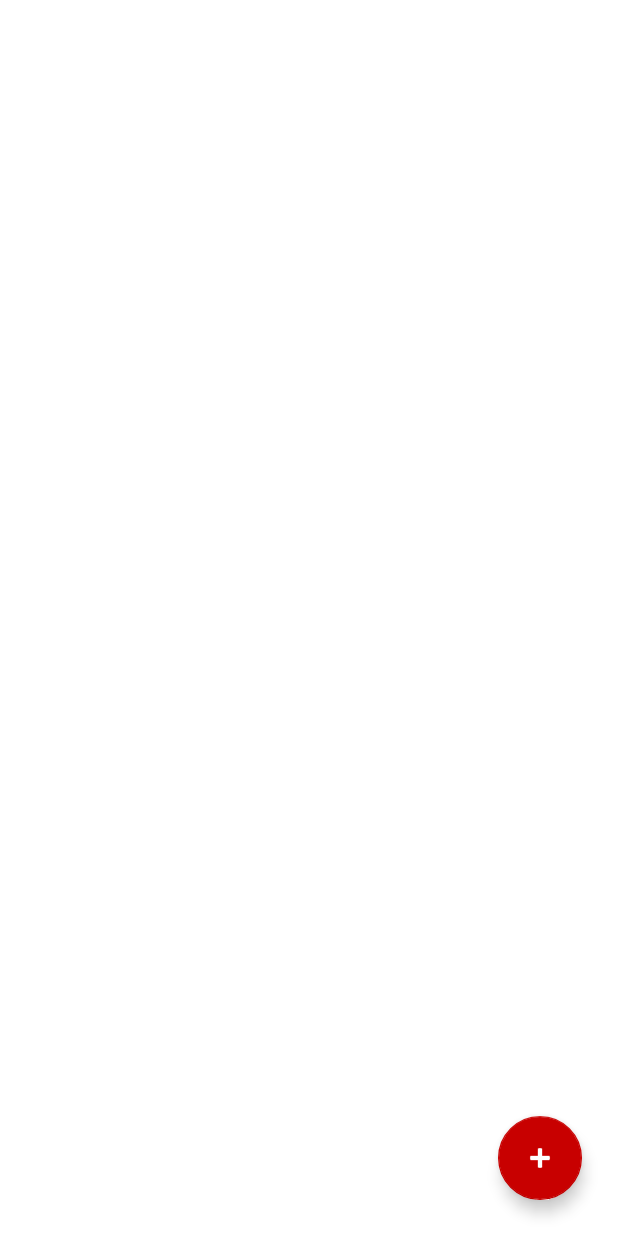
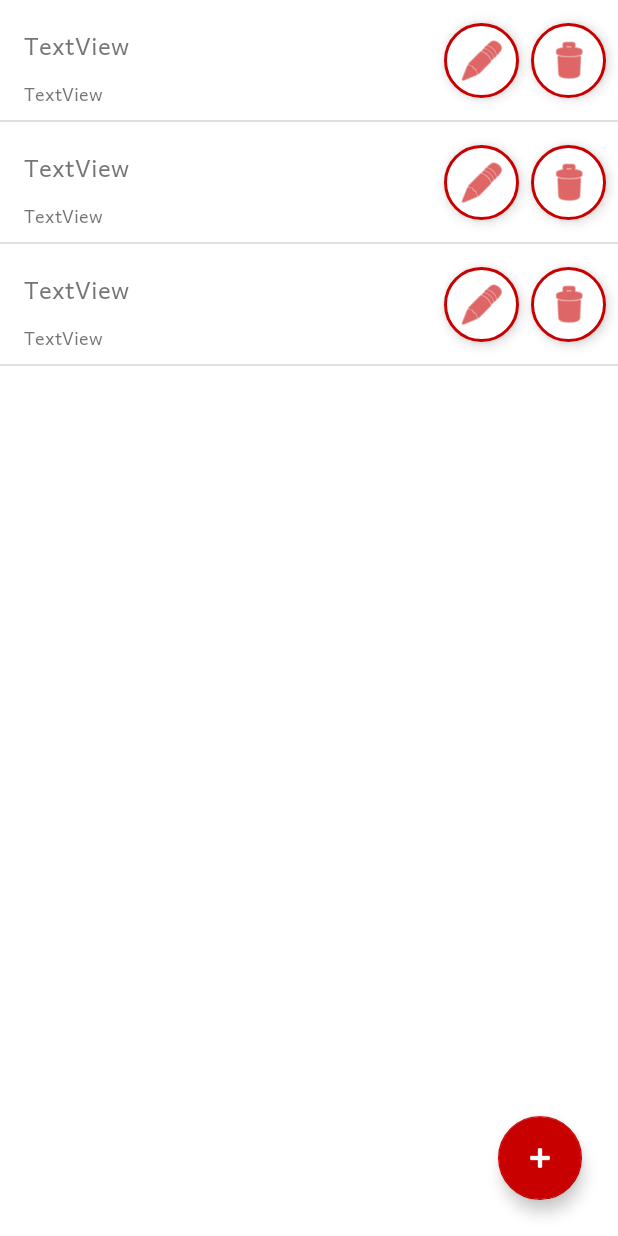
Before and after one commit to ebaumj/lewind, an Android app: the layout activity_edit.xml on its own in the app's theme, with its tools: preview values and no code run, on a phone screen of 412 x 824 dp. Run offline under Robolectric (Android 15) with nearby library versions, the phone set to English and light mode, and no system bars.

Commit message:
back button works now

```diff
--- a/app/src/main/java/com/baumannsw/lewind/EditActivity.java
+++ b/app/src/main/java/com/baumannsw/lewind/EditActivity.java
@@ -46,7 +46,11 @@ public class EditActivity extends AppCompatActivity implements EditListAdapter.E
             Intent intent = new Intent(getApplicationContext(), StationFindActivity.class);
             startActivity(intent);
         });
+    }
 
+    @Override
+    protected void onResume() {
+        super.onResume();
         // Database
         new Thread(() -> {
             stationsDatabase = Room.databaseBuilder(getApplicationContext(), StationsDatabase.class, "WindStationsDatabase").allowMainThreadQueries().build().stationsDao();
--- a/app/src/main/java/com/baumannsw/lewind/StationActivity.java
+++ b/app/src/main/java/com/baumannsw/lewind/StationActivity.java
@@ -74,7 +74,7 @@ public class StationActivity extends AppCompatActivity implements StationDownloa
     private void loadData() {
         if(id > 0) {
             waitDialog.show();
-            new StationDownloader(this, id).execute();
+            new StationDownloader(this, id, getResources().getInteger(R.integer.timeout_http_connection_ms)).execute();
         }
         else
             Toast.makeText(getApplicationContext(), getResources().getString(R.string.invalid_id), Toast.LENGTH_SHORT).show();
--- a/app/src/main/res/layout/activity_edit.xml
+++ b/app/src/main/res/layout/activity_edit.xml
@@ -13,7 +13,8 @@
         app:layout_constraintBottom_toBottomOf="parent"
         app:layout_constraintEnd_toEndOf="parent"
         app:layout_constraintStart_toStartOf="parent"
-        app:layout_constraintTop_toTopOf="parent" >
+        app:layout_constraintTop_toTopOf="parent"
+        tools:listitem="@layout/edit_list_item">
 
     </ListView>
 
@@ -24,6 +25,7 @@
         android:layout_marginEnd="24dp"
         android:layout_marginBottom="24dp"
         android:clickable="true"
+        android:contentDescription="Add new Station to your List"
         app:layout_constraintBottom_toBottomOf="parent"
         app:layout_constraintEnd_toEndOf="parent"
         app:srcCompat="@android:drawable/ic_input_add" />
--- a/app/src/main/res/layout/activity_main.xml
+++ b/app/src/main/res/layout/activity_main.xml
@@ -15,8 +15,10 @@
         android:focusable="true"
         app:layout_constraintBottom_toBottomOf="parent"
         app:layout_constraintEnd_toEndOf="parent"
+        app:layout_constraintHorizontal_bias="1.0"
         app:layout_constraintStart_toStartOf="parent"
         app:layout_constraintTop_toTopOf="parent"
+        app:layout_constraintVertical_bias="0.0"
         tools:listitem="@layout/station_list_element" />
 
     <com.google.android.material.floatingactionbutton.FloatingActionButton
@@ -26,6 +28,7 @@
         android:layout_marginEnd="24dp"
         android:layout_marginBottom="24dp"
         android:clickable="true"
+        android:contentDescription="Edit Your List"
         app:layout_constraintBottom_toBottomOf="parent"
         app:layout_constraintEnd_toEndOf="parent"
         app:srcCompat="@android:drawable/ic_menu_edit" />
--- a/app/src/main/res/layout/activity_station_find.xml
+++ b/app/src/main/res/layout/activity_station_find.xml
@@ -24,11 +24,12 @@
         android:layout_marginEnd="16dp"
         android:layout_marginBottom="16dp"
         android:background="@drawable/btn_style"
+        android:contentDescription="Add Selected Station to your List"
         android:elevation="10dp"
-        android:tint="@color/rose_red"
         app:layout_constraintBottom_toBottomOf="parent"
         app:layout_constraintEnd_toEndOf="parent"
-        app:srcCompat="@android:drawable/ic_input_add" />
+        app:srcCompat="@android:drawable/ic_input_add"
+        app:tint="@color/rose_red" />
 
     <TextView
         android:id="@+id/tvAddStation"
--- a/app/src/main/res/layout/edit_list_item.xml
+++ b/app/src/main/res/layout/edit_list_item.xml
@@ -33,13 +33,13 @@
         android:layout_height="50dp"
         android:layout_marginEnd="8dp"
         android:background="@drawable/btn_style"
-        android:contentDescription="Edit"
+        android:contentDescription="Rename Station"
         android:elevation="5dp"
-        android:tint="@color/rose_red"
         app:layout_constraintBottom_toBottomOf="parent"
         app:layout_constraintEnd_toStartOf="@+id/imgDelete"
         app:layout_constraintTop_toTopOf="parent"
-        app:srcCompat="@android:drawable/ic_menu_edit" />
+        app:srcCompat="@android:drawable/ic_menu_edit"
+        app:tint="@color/rose_red" />
 
     <ImageButton
         android:id="@+id/imgDelete"
@@ -47,13 +47,13 @@
         android:layout_height="50dp"
         android:layout_marginEnd="8dp"
         android:background="@drawable/btn_style"
-        android:contentDescription="Delete"
+        android:contentDescription="Delete Station"
         android:elevation="5dp"
-        android:tint="@color/rose_red"
         app:layout_constraintBottom_toBottomOf="parent"
         app:layout_constraintEnd_toEndOf="parent"
         app:layout_constraintTop_toTopOf="parent"
-        app:srcCompat="@android:drawable/ic_menu_delete" />
+        app:srcCompat="@android:drawable/ic_menu_delete"
+        app:tint="@color/rose_red" />
 
     <LinearLayout
         android:layout_width="0dp"
--- a/app/src/main/res/menu/main.xml
+++ b/app/src/main/res/menu/main.xml
@@ -4,6 +4,7 @@
 
     <item
         android:id="@+id/action_info"
+        android:contentDescription="App Info"
         android:icon="@android:drawable/ic_menu_info_details"
         android:iconTint="@color/rose_red"
         android:iconTintMode="src_in"
--- /dev/null
+++ b/app/src/main/res/values/integers.xml
@@ -0,0 +1,4 @@
+<?xml version="1.0" encoding="utf-8"?>
+<resources>
+    <integer name="timeout_http_connection_ms">2000</integer>
+</resources>
```
Also changed, not shown: app/src/main/java/com/baumannsw/lewind/MainActivity.java (+15 -3 lines), app/src/main/java/com/baumannsw/lewind/StationFindActivity.java (+17 -3 lines), app/src/main/java/com/baumannsw/lewind/stations/WindStationsDownloader.java (+4 -4 lines), app/src/main/java/com/baumannsw/lewind/windData/DataDownloader.java (+4 -4 lines), app/src/main/java/com/baumannsw/lewind/windData/StationDownloader.java (+6 -4 lines).
